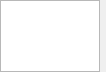
Above: src/tools/hlam/ui/assets/studiomodel/dockpanels/StudioModelScenePanel.ui from SamVanheer/HalfLifeAssetManager before the change. Below: the same form after it.
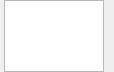
That is the form after the change.

Commit message: Add 4 pixels of margin on left and right of dock panels, simplify Lighting panel contents

Patch:
```diff
--- a/src/tools/hlam/ui/assets/studiomodel/dockpanels/StudioModelScenePanel.ui
+++ b/src/tools/hlam/ui/assets/studiomodel/dockpanels/StudioModelScenePanel.ui
@@ -6,7 +6,7 @@
    <rect>
     <x>0</x>
     <y>0</y>
-    <width>511</width>
+    <width>413</width>
     <height>81</height>
    </rect>
   </property>
@@ -18,13 +18,13 @@
     <enum>QLayout::SetFixedSize</enum>
    </property>
    <property name="leftMargin">
-    <number>0</number>
+    <number>4</number>
    </property>
    <property name="topMargin">
     <number>0</number>
    </property>
    <property name="rightMargin">
-    <number>0</number>
+    <number>4</number>
    </property>
    <property name="bottomMargin">
     <number>0</number>
```
The commit also changes 13 other files.
